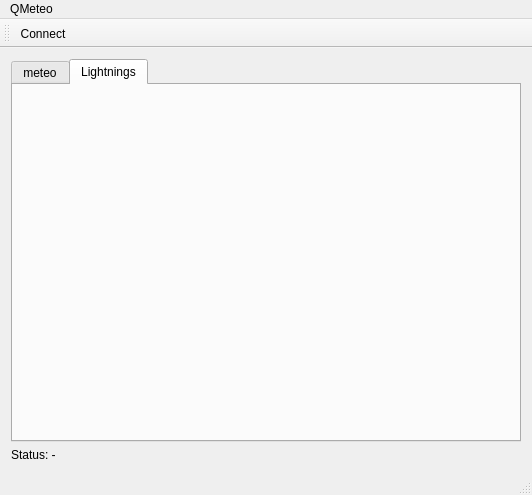
grisu48/meteo, file QMeteo/mainwindow.ui: the form before one commit.
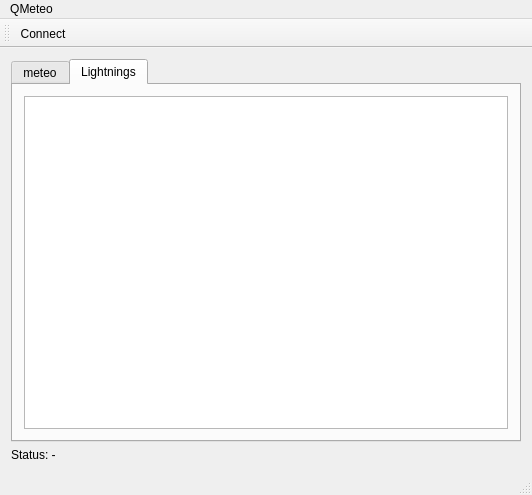
The form after the commit. The open tabs and pages were chosen to show the change.

Commit message: Client lightning support

Diff of the .ui file:
```diff
--- a/QMeteo/mainwindow.ui
+++ b/QMeteo/mainwindow.ui
@@ -69,6 +69,11 @@
        <attribute name="title">
         <string>Lightnings</string>
        </attribute>
+       <layout class="QVBoxLayout" name="verticalLayout_4">
+        <item>
+         <widget class="QListWidget" name="lstLightnings"/>
+        </item>
+       </layout>
       </widget>
      </widget>
     </item>
```
The commit also changes 8 other files.
